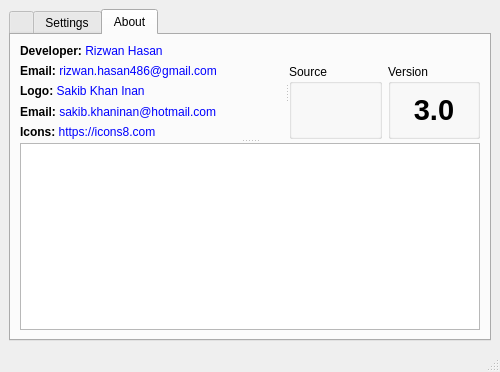
This is ui/mainwindow.ui in Rizwan-Hasan/Free-Hash-Checker as Qt 5 draws it before an edit. The edited form follows.
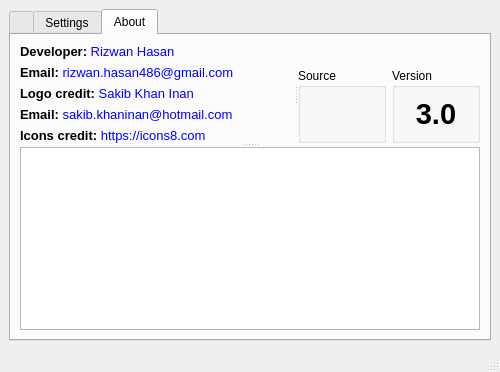
This is the edited form. The open tabs and pages were chosen to show the change. Icons and pictures are not drawn.

```diff
--- a/ui/mainwindow.ui
+++ b/ui/mainwindow.ui
@@ -452,12 +452,15 @@
            <property name="childrenCollapsible">
             <bool>true</bool>
            </property>
-           <widget class="QWidget" name="">
+           <widget class="QWidget" name="layoutWidget">
             <layout class="QVBoxLayout" name="verticalLayout_2">
              <item>
               <widget class="QLabel" name="label_2">
                <property name="text">
-                <string>&lt;html&gt;&lt;head/&gt;&lt;body&gt;&lt;p&gt;&lt;span style=&quot; font-weight:600;&quot;&gt;Developer:&lt;/span&gt;&lt;a href=&quot;https://github.com/Rizwan-Hasan/&quot;&gt;&lt;span style=&quot;text-decoration: none; color:#0000ff;&quot;&gt; Rizwan Hasan&lt;/span&gt;&lt;/a&gt;&lt;/p&gt;&lt;/body&gt;&lt;/html&gt;</string>
+                <string>&lt;html&gt;&lt;head/&gt;&lt;body&gt;&lt;p&gt;&lt;span style=&quot; font-size:10pt; font-weight:600;&quot;&gt;Developer:&lt;/span&gt;&lt;a href=&quot;https://github.com/Rizwan-Hasan/&quot;&gt;&lt;span style=&quot;text-decoration: none; font-size:10pt; color:#0000ff;&quot;&gt; Rizwan Hasan&lt;/span&gt;&lt;/a&gt;&lt;/p&gt;&lt;/body&gt;&lt;/html&gt;</string>
+               </property>
+               <property name="scaledContents">
+                <bool>false</bool>
                </property>
                <property name="openExternalLinks">
                 <bool>true</bool>
@@ -467,7 +470,7 @@
              <item>
               <widget class="QLabel" name="label_3">
                <property name="text">
-                <string>&lt;html&gt;&lt;head/&gt;&lt;body&gt;&lt;p&gt;&lt;span style=&quot; font-weight:600;&quot;&gt;Email: &lt;/span&gt;&lt;a href=&quot;mailto:rizwan.hasan486@gmail.com&quot;&gt;&lt;span style=&quot;text-decoration: none; color:#0000ff;&quot;&gt;rizwan.hasan486@gmail.com&lt;/span&gt;&lt;/a&gt;&lt;/p&gt;&lt;/body&gt;&lt;/html&gt;</string>
+                <string>&lt;html&gt;&lt;head/&gt;&lt;body&gt;&lt;p&gt;&lt;span style=&quot; font-size:10pt; font-weight:600;&quot;&gt;Email: &lt;/span&gt;&lt;a href=&quot;mailto:rizwan.hasan486@gmail.com&quot;&gt;&lt;span style=&quot;text-decoration: none; font-size:10pt; color:#0000ff;&quot;&gt;rizwan.hasan486@gmail.com&lt;/span&gt;&lt;/a&gt;&lt;/p&gt;&lt;/body&gt;&lt;/html&gt;</string>
                </property>
                <property name="openExternalLinks">
                 <bool>true</bool>
@@ -477,7 +480,7 @@
              <item>
               <widget class="QLabel" name="label_6">
                <property name="text">
-                <string>&lt;html&gt;&lt;head/&gt;&lt;body&gt;&lt;p&gt;&lt;span style=&quot; font-weight:600;&quot;&gt;Logo: &lt;/span&gt;&lt;a href=&quot;https://github.com/skinan&quot;&gt;&lt;span style=&quot;text-decoration: none; color:#0000ff;&quot;&gt;Sakib Khan Inan&lt;/span&gt;&lt;/a&gt;&lt;/p&gt;&lt;/body&gt;&lt;/html&gt;</string>
+                <string>&lt;html&gt;&lt;head/&gt;&lt;body&gt;&lt;p&gt;&lt;span style=&quot; font-size:10pt; font-weight:600;&quot;&gt;Logo credit: &lt;/span&gt;&lt;a href=&quot;https://github.com/skinan&quot;&gt;&lt;span style=&quot;text-decoration: none; font-size:10pt; color:#0000ff;&quot;&gt;Sakib Khan Inan&lt;/span&gt;&lt;/a&gt;&lt;/p&gt;&lt;/body&gt;&lt;/html&gt;</string>
                </property>
                <property name="openExternalLinks">
                 <bool>true</bool>
@@ -487,14 +490,14 @@
              <item>
               <widget class="QLabel" name="label">
                <property name="text">
-                <string>&lt;html&gt;&lt;head/&gt;&lt;body&gt;&lt;p&gt;&lt;span style=&quot; font-weight:600;&quot;&gt;Email: &lt;/span&gt;&lt;a href=&quot;mailto:sakib.khaninan@hotmail.com&quot;&gt;&lt;span style=&quot; text-decoration: none; color:#0000ff;&quot;&gt;sakib.khaninan@hotmail.com&lt;/span&gt;&lt;/a&gt;&lt;/p&gt;&lt;/body&gt;&lt;/html&gt;</string>
+                <string>&lt;html&gt;&lt;head/&gt;&lt;body&gt;&lt;p&gt;&lt;span style=&quot; font-size:10pt; font-weight:600;&quot;&gt;Email: &lt;/span&gt;&lt;a href=&quot;mailto:sakib.khaninan@hotmail.com&quot;&gt;&lt;span style=&quot;text-decoration: none; font-size:10pt; color:#0000ff;&quot;&gt;sakib.khaninan@hotmail.com&lt;/span&gt;&lt;/a&gt;&lt;/p&gt;&lt;/body&gt;&lt;/html&gt;</string>
                </property>
               </widget>
              </item>
              <item>
               <widget class="QLabel" name="label_4">
                <property name="text">
-                <string>&lt;html&gt;&lt;head/&gt;&lt;body&gt;&lt;p&gt;&lt;span style=&quot; font-weight:600;&quot;&gt;Icons: &lt;/span&gt;&lt;a href=&quot;https://icons8.com/&quot;&gt;&lt;span style=&quot;text-decoration: none; color:#0000ff;&quot;&gt;https://icons8.com&lt;/span&gt;&lt;/a&gt;&lt;/p&gt;&lt;/body&gt;&lt;/html&gt;</string>
+                <string>&lt;html&gt;&lt;head/&gt;&lt;body&gt;&lt;p&gt;&lt;span style=&quot; font-size:10pt; font-weight:600;&quot;&gt;Icons credit: &lt;/span&gt;&lt;a href=&quot;https://icons8.com/&quot;&gt;&lt;span style=&quot;text-decoration: none; font-size:10pt; color:#0000ff;&quot;&gt;https://icons8.com&lt;/span&gt;&lt;/a&gt;&lt;/p&gt;&lt;/body&gt;&lt;/html&gt;</string>
                </property>
                <property name="openExternalLinks">
                 <bool>true</bool>
@@ -503,7 +506,7 @@
              </item>
             </layout>
            </widget>
-           <widget class="QWidget" name="">
+           <widget class="QWidget" name="layoutWidget">
             <layout class="QVBoxLayout" name="verticalLayout_4">
              <item>
               <widget class="QLabel" name="label_8">
```
Left out of the diff: 2 changed lines with no effect on the pictures.
